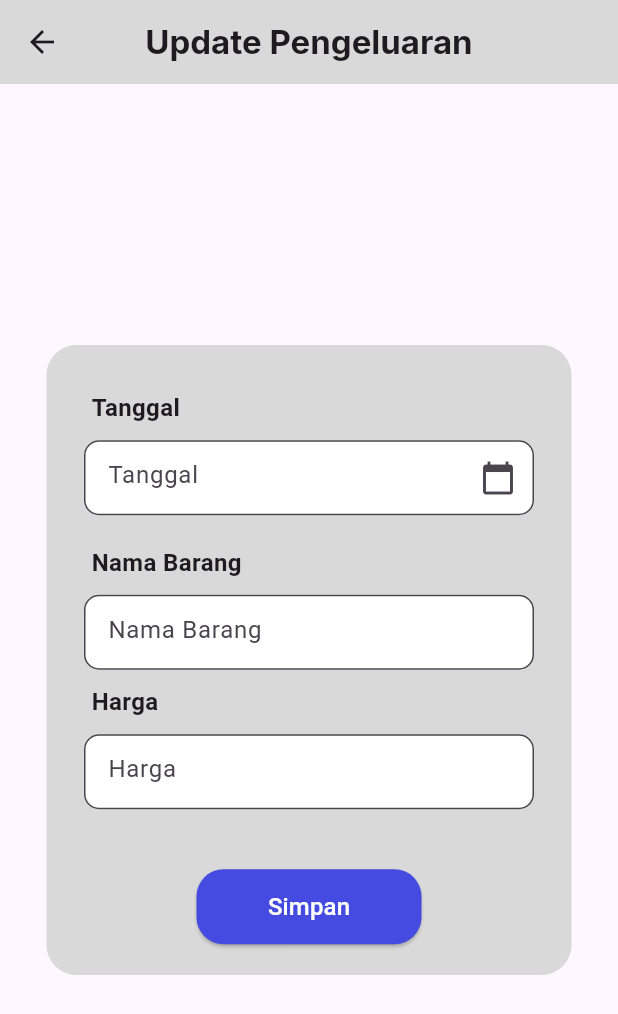
After one commit to prgtyfzh/063_RedlenShoesCleaning, a Flutter app: the UpdatePengeluaran screen opened directly, on a phone screen of 412 x 824 dp. The commit adds this screen. Shown: the top 1014 px of the screen. Run offline on Flutter 3.47's test engine with Material 2 defaults, Android fonts, the phone set to English and light mode, and no system bars; our stand-ins replace google_fonts.

Commit message:
membuat form update pengeluaran

```diff
--- a/lib/view/dashboardadmin.dart
+++ b/lib/view/dashboardadmin.dart
@@ -1,6 +1,7 @@
 import 'package:flutter/material.dart';
 import 'package:google_fonts/google_fonts.dart';
 import 'package:redlenshoescleaning/view/pengeluaran/createpengeluaran.dart';
+import 'package:redlenshoescleaning/view/pengeluaran/updatepengeluaran.dart';
 
 class DashboardAdmin extends StatefulWidget {
   const DashboardAdmin({Key? key}) : super(key: key);
@@ -217,34 +218,56 @@ class _DashboardAdminState extends State<DashboardAdmin> {
                   itemBuilder: (context, index) {
                     return Padding(
                       padding: const EdgeInsets.symmetric(
-                          vertical: 5.0, horizontal: 20.0),
-                      child: InkWell(
-                        onLongPress: () {
-                          // Navigator.push(
-                          //   context,
-                          //   MaterialPageRoute(
-                          //     builder: (context) => UpdateContact(
-                          //       id: data[index]['id'],
-                          //       name: data[index]['name'],
-                          //       phone: data[index]['phone'],
-                          //       email: data[index]['email'],
-                          //       address: data[index]['address'],
-                          //     ),
-                          //   ),
-                          // );
-                        },
-                        child: const Card(
-                          color: Color(0xFFD9D9D9),
+                        vertical: 5.0,
+                        horizontal: 20.0,
+                      ),
+                      child: Card(
+                        color: const Color(0xFFD9D9D9),
                         elevation: 4,
                         child: ListTile(
-                            title: Text('Tanggal'),
-                            subtitle: Column(
+                          title: const Text('Tanggal'),
+                          subtitle: const Column(
                             crossAxisAlignment: CrossAxisAlignment.start,
                             children: [
                               Text('Nama Barang'),
                               Text('Harga'),
                             ],
                           ),
+                          trailing: PopupMenuButton<String>(
+                            icon: const Icon(
+                              Icons.more_vert,
+                              size: 25,
+                            ),
+                            onSelected: (value) {
+                              if (value == 'edit') {
+                                Navigator.push(
+                                  context,
+                                  MaterialPageRoute(
+                                    builder: (context) =>
+                                        const UpdatePengeluaran(
+                                            // id: data[index]['id'],
+                                            // name: data[index]['name'],
+                                            // phone: data[index]['phone'],
+                                            // email: data[index]['email'],
+                                            // address: data[index]['address'],
+                                            ),
+                                  ),
+                                );
+                              } else if (value == 'delete') {
+                                // Handle delete action
+                                // ...
+                              }
+                            },
+                            itemBuilder: (context) => [
+                              const PopupMenuItem(
+                                value: 'edit',
+                                child: Text('Edit'),
+                              ),
+                              const PopupMenuItem(
+                                value: 'delete',
+                                child: Text('Delete'),
+                              ),
+                            ],
                           ),
                         ),
                       ),
--- /dev/null
+++ b/lib/view/pengeluaran/updatepengeluaran.dart
@@ -0,0 +1,200 @@
+import 'package:flutter/material.dart';
+import 'package:google_fonts/google_fonts.dart';
+
+class UpdatePengeluaran extends StatefulWidget {
+  const UpdatePengeluaran({super.key});
+
+  @override
+  State<UpdatePengeluaran> createState() => _UpdatePengeluaranState();
+}
+
+class _UpdatePengeluaranState extends State<UpdatePengeluaran> {
+  final TextEditingController _tanggalController = TextEditingController();
+
+  @override
+  Widget build(BuildContext context) {
+    return Scaffold(
+      appBar: AppBar(
+        backgroundColor: const Color(0xFFD9D9D9),
+        centerTitle: true,
+        title: Text(
+          'Update Pengeluaran',
+          style: GoogleFonts.inter(
+            fontWeight: FontWeight.bold,
+          ),
+        ),
+      ),
+      body: Center(
+        child: Padding(
+          padding: const EdgeInsets.all(20.0),
+          child: Container(
+            width: 350,
+            height: 420,
+            decoration: BoxDecoration(
+              color: const Color(0xFFD9D9D9),
+              borderRadius: BorderRadius.circular(20),
+            ),
+            child: Center(
+              child: Column(
+                mainAxisAlignment: MainAxisAlignment.center,
+                children: [
+                  const Padding(
+                    padding: EdgeInsets.symmetric(
+                      vertical: 10.0,
+                      horizontal: 30.0,
+                    ),
+                    child: Align(
+                      alignment: Alignment.centerLeft,
+                      child: Text(
+                        'Tanggal', // Teks di atas TextFormField
+                        style: TextStyle(
+                          fontSize: 16,
+                          fontWeight: FontWeight.bold,
+                        ),
+                        textAlign: TextAlign.start,
+                      ),
+                    ),
+                  ),
+                  SizedBox(
+                    width: 300,
+                    height: 50,
+                    child: TextFormField(
+                      // controller: _tanggalController,
+                      decoration: InputDecoration(
+                        hintText: 'Tanggal',
+                        border: OutlineInputBorder(
+                          borderRadius: BorderRadius.circular(10.0),
+                        ),
+                        filled: true,
+                        fillColor: Colors.white,
+                        suffixIcon: IconButton(
+                          icon: const Icon(Icons.calendar_today),
+                          onPressed: () {
+                            // DatePicker.showDatePicker(
+                            //   context,
+                            //   showTitleActions: true,
+                            //   minTime: DateTime(2000, 1, 1),
+                            //   maxTime: DateTime(2030, 12, 31),
+                            //   onConfirm: (date) {
+                            //     _tanggalController.text = date
+                            //         .toString(); // Atur nilai teks sesuai tanggal yang dipilih
+                            //   },
+                            //   currentTime: DateTime.now(),
+                            //   locale: LocaleType.en,
+                            // );
+                          },
+                        ),
+                      ),
+                      readOnly: true, // Disable manual text input
+                      controller:
+                          _tanggalController, // Use a TextEditingController to control the text field value
+                    ),
+                  ),
+                  const SizedBox(height: 10),
+                  const Padding(
+                    padding: EdgeInsets.symmetric(
+                      vertical: 10.0,
+                      horizontal: 30.0,
+                    ),
+                    child: Align(
+                      alignment: Alignment.centerLeft,
+                      child: Text(
+                        'Nama Barang', // Teks di atas TextFormField
+                        style: TextStyle(
+                          fontSize: 16,
+                          fontWeight: FontWeight.bold,
+                        ),
+                        textAlign: TextAlign.start,
+                      ),
+                    ),
+                  ),
+                  SizedBox(
+                    width: 300,
+                    height: 50,
+                    child: TextFormField(
+                      // controller: _tanggalController,
+                      decoration: InputDecoration(
+                        hintText: 'Nama Barang',
+                        border: OutlineInputBorder(
+                          borderRadius: BorderRadius.circular(10.0),
+                        ),
+                        filled: true,
+                        fillColor: Colors.white,
+                      ),
+                    ),
+                  ),
+                  const Padding(
+                    padding: EdgeInsets.symmetric(
+                      vertical: 10.0,
+                      horizontal: 30.0,
+                    ),
+                    child: Align(
+                      alignment: Alignment.centerLeft,
+                      child: Text(
+                        'Harga', // Teks di atas TextFormField
+                        style: TextStyle(
+                          fontSize: 16,
+                          fontWeight: FontWeight.bold,
+                        ),
+                        textAlign: TextAlign.start,
+                      ),
+                    ),
+                  ),
+                  SizedBox(
+                    width: 300,
+                    height: 50,
+                    child: TextFormField(
+                      // controller: _tanggalController,
+                      decoration: InputDecoration(
+                        hintText: 'Harga',
+                        border: OutlineInputBorder(
+                          borderRadius: BorderRadius.circular(10.0),
+                        ),
+                        filled: true,
+                        fillColor: Colors.white,
+                      ),
+                    ),
+                  ),
+                  const SizedBox(height: 40),
+                  ElevatedButton(
+                    onPressed: () {
+                      // Retrieve the values from the text fields
+                      // String tanggal = _tanggalController.text;
+                      // String nama = _namaController.text;
+                      // String harga = _hargaController.text;
+
+                      // Do something with the data (e.g., add it to a list, save to a database, etc.)
+                      // ...
+
+                      // Clear the text fields
+                      // _tanggalController.clear();
+                      // _namaController.clear();
+                      // _hargaController.clear();
+
+                      // Show a snackbar or navigate to a new screen to indicate successful data submission
+                      // ...
+                    },
+                    style: ElevatedButton.styleFrom(
+                      backgroundColor: const Color(0xFF454BE0),
+                      shape: RoundedRectangleBorder(
+                        borderRadius: BorderRadius.circular(18),
+                      ),
+                      minimumSize: const Size(150, 50),
+                    ),
+                    child: const Text(
+                      'Simpan',
+                      style: TextStyle(
+                        fontSize: 16,
+                        color: Colors.white,
+                      ),
+                    ),
+                  ),
+                ],
+              ),
+            ),
+          ),
+        ),
+      ),
+    );
+  }
+}
```
Lines whose indentation alone changed are shown as unchanged.
